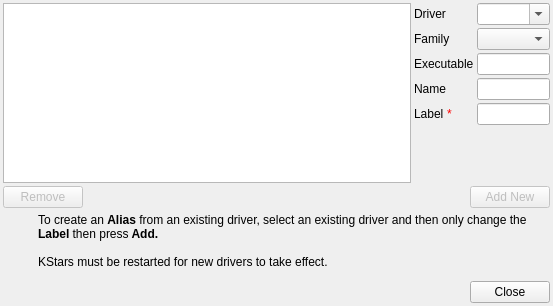
Before: the Qt Designer form kstars/indi/customdrivers.ui in KDE/kstars, drawn with Qt 5.
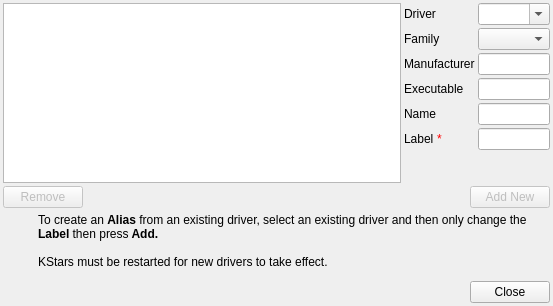
After: the same form once the commit is applied.

Commit message: Add manufacturer support to custom drivers

Patch:
```diff
--- a/kstars/indi/customdrivers.ui
+++ b/kstars/indi/customdrivers.ui
@@ -79,27 +79,27 @@
        <item row="1" column="1">
         <widget class="QComboBox" name="familyCombo"/>
        </item>
-       <item row="2" column="0">
+       <item row="3" column="0">
         <widget class="QLabel" name="label_7">
          <property name="text">
           <string>Executable</string>
          </property>
         </widget>
        </item>
-       <item row="2" column="1">
+       <item row="3" column="1">
         <widget class="QLineEdit" name="execIN"/>
        </item>
-       <item row="3" column="0">
+       <item row="4" column="0">
         <widget class="QLabel" name="label_10">
          <property name="text">
           <string>Name</string>
          </property>
         </widget>
        </item>
-       <item row="3" column="1">
+       <item row="4" column="1">
         <widget class="QLineEdit" name="nameIN"/>
        </item>
-       <item row="4" column="0">
+       <item row="5" column="0">
         <layout class="QHBoxLayout" name="horizontalLayout_3">
          <property name="spacing">
           <number>3</number>
@@ -123,9 +123,19 @@
          </item>
         </layout>
        </item>
-       <item row="4" column="1">
+       <item row="5" column="1">
         <widget class="QLineEdit" name="labelIN"/>
        </item>
+       <item row="2" column="0">
+        <widget class="QLabel" name="label_3">
+         <property name="text">
+          <string>Manufacturer</string>
+         </property>
+        </widget>
+       </item>
+       <item row="2" column="1">
+        <widget class="QLineEdit" name="manufacturerIN"/>
+       </item>
       </layout>
      </item>
     </layout>
```
The commit also changes 4 other files.
